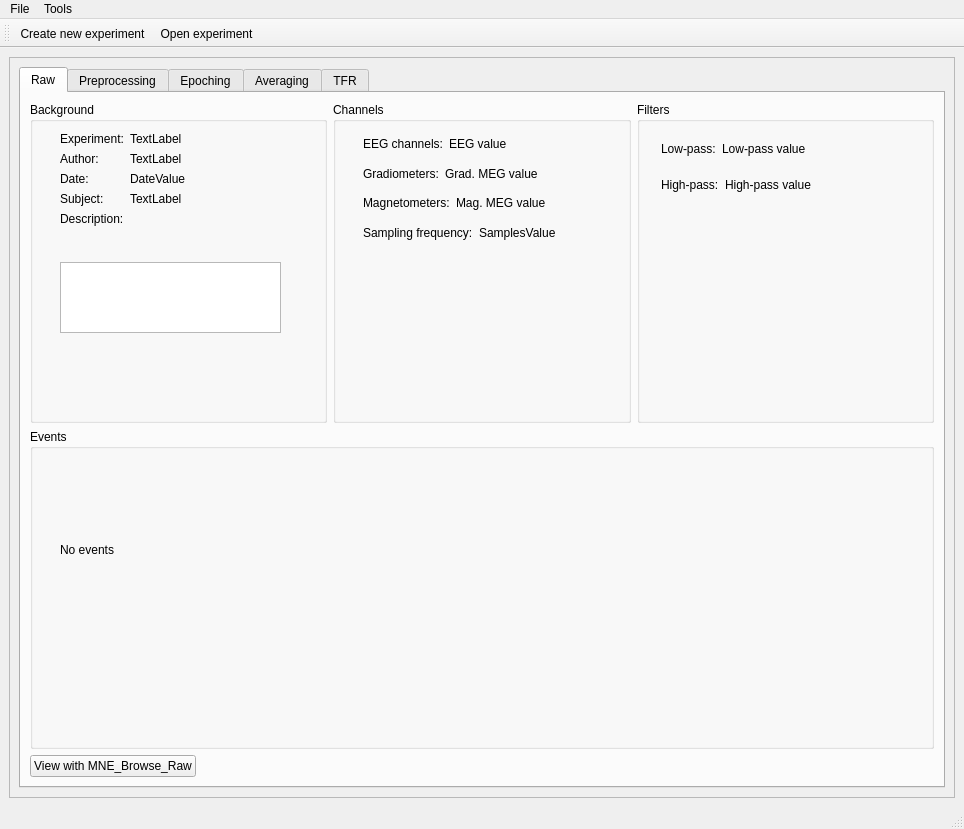
Above: meggie/ui/qt4Designer_ui_files/mainWindow.ui from cibr-jyu/meggie before the change. Below: the same form after it.
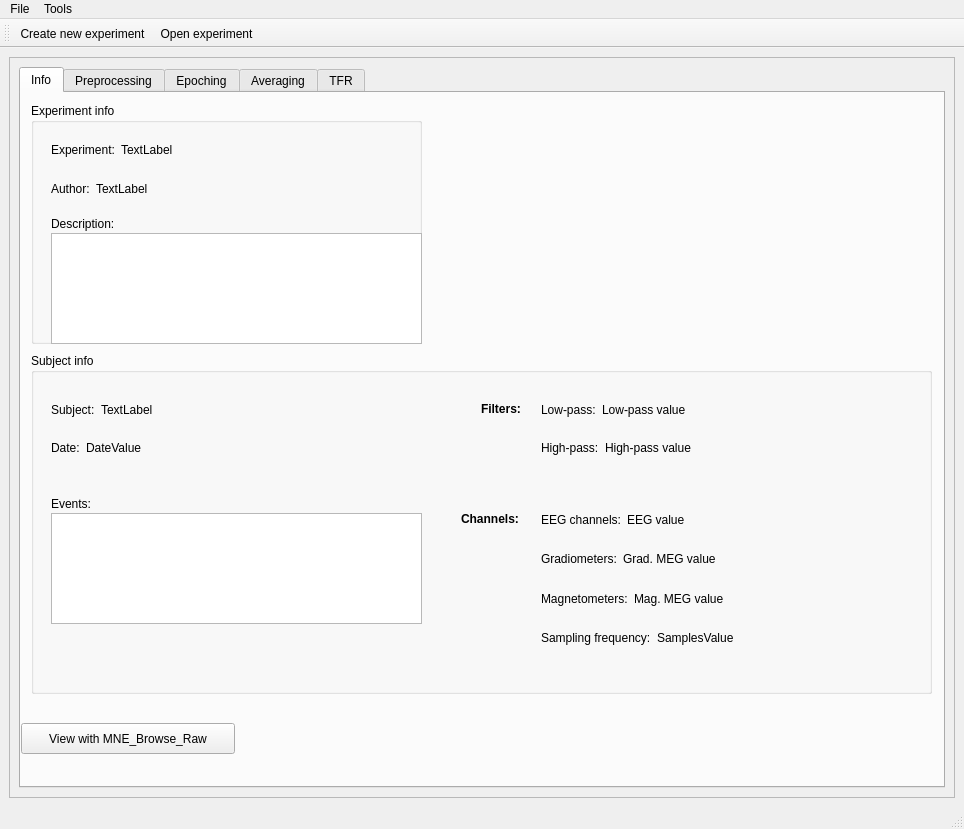
That is the form after the change. The open tabs and pages were chosen to show the change.

Commit message: Reorganized mainWindow Raw-tab and changed its name to Info.

Diff of the .ui file:
```diff
--- a/meggie/ui/qt4Designer_ui_files/mainWindow.ui
+++ b/meggie/ui/qt4Designer_ui_files/mainWindow.ui
@@ -60,28 +60,32 @@
             </property>
             <widget class="QWidget" name="tabRaw">
              <attribute name="title">
-              <string>Raw</string>
+              <string>Info</string>
              </attribute>
-             <layout class="QGridLayout" name="gridLayout">
-              <item row="0" column="0">
+             <widget class="QGroupBox" name="groupBoxExperiment">
+              <property name="geometry">
+               <rect>
+                <x>10</x>
+                <y>10</y>
+                <width>391</width>
+                <height>241</height>
+               </rect>
+              </property>
+              <property name="title">
+               <string>Experiment info</string>
+              </property>
+              <widget class="QWidget" name="verticalLayoutWidget_3">
+               <property name="geometry">
+                <rect>
+                 <x>20</x>
+                 <y>40</y>
+                 <width>371</width>
+                 <height>71</height>
+                </rect>
+               </property>
                <layout class="QVBoxLayout" name="verticalLayout_4">
                 <item>
-                 <layout class="QHBoxLayout" name="horizontalLayout_3">
-                  <item>
-                   <widget class="QGroupBox" name="metaBox">
-                    <property name="title">
-                     <string>Background</string>
-                    </property>
-                    <widget class="QWidget" name="formLayoutWidget_2">
-                     <property name="geometry">
-                      <rect>
-                       <x>30</x>
-                       <y>30</y>
-                       <width>291</width>
-                       <height>194</height>
-                      </rect>
-                     </property>
-                     <layout class="QFormLayout" name="formLayout_2">
+                 <layout class="QFormLayout" name="formLayout_4">
                       <item row="0" column="0">
                        <widget class="QLabel" name="labelExperiment">
                         <property name="text">
@@ -96,93 +100,131 @@
                         </property>
                        </widget>
                       </item>
-                      <item row="2" column="0">
-                       <widget class="QLabel" name="labelDate">
-                        <property name="text">
-                         <string>Date:</string>
-                        </property>
-                       </widget>
-                      </item>
-                      <item row="2" column="1">
-                       <widget class="QLabel" name="labelDateValue">
-                        <property name="sizePolicy">
-                         <sizepolicy hsizetype="Expanding" vsizetype="Preferred">
-                          <horstretch>0</horstretch>
-                          <verstretch>0</verstretch>
-                         </sizepolicy>
-                        </property>
-                        <property name="text">
-                         <string>DateValue</string>
-                        </property>
-                       </widget>
-                      </item>
-                      <item row="3" column="0">
-                       <widget class="QLabel" name="labelSubject">
-                        <property name="text">
-                         <string>Subject:</string>
-                        </property>
-                       </widget>
-                      </item>
-                      <item row="3" column="1">
-                       <widget class="QLabel" name="labelSubjectValue">
-                        <property name="sizePolicy">
-                         <sizepolicy hsizetype="Expanding" vsizetype="Preferred">
-                          <horstretch>0</horstretch>
-                          <verstretch>0</verstretch>
-                         </sizepolicy>
-                        </property>
-                        <property name="text">
-                         <string>TextLabel</string>
-                        </property>
-                       </widget>
-                      </item>
-                      <item row="1" column="0">
+                 </layout>
+                </item>
+                <item>
+                 <layout class="QFormLayout" name="formLayout_5">
+                  <item row="0" column="0">
                        <widget class="QLabel" name="labelAuthor">
                         <property name="text">
                          <string>Author:</string>
                         </property>
                        </widget>
                       </item>
-                      <item row="1" column="1">
+                  <item row="0" column="1">
                        <widget class="QLabel" name="labelAuthorName">
                         <property name="text">
                          <string>TextLabel</string>
                         </property>
                        </widget>
                       </item>
-                      <item row="4" column="0">
-                       <widget class="QLabel" name="label">
+                 </layout>
+                </item>
+               </layout>
+              </widget>
+              <widget class="QLabel" name="labelDescription">
+               <property name="geometry">
+                <rect>
+                 <x>20</x>
+                 <y>110</y>
+                 <width>79</width>
+                 <height>21</height>
+                </rect>
+               </property>
                         <property name="text">
                          <string>Description:</string>
                         </property>
                        </widget>
-                      </item>
-                     </layout>
-                    </widget>
                     <widget class="QTextBrowser" name="textBrowserExperimentDescription">
                      <property name="geometry">
                       <rect>
-                       <x>30</x>
-                       <y>160</y>
-                       <width>221</width>
-                       <height>71</height>
+                 <x>20</x>
+                 <y>130</y>
+                 <width>371</width>
+                 <height>111</height>
                       </rect>
                      </property>
                     </widget>
                    </widget>
-                  </item>
-                  <item>
-                   <widget class="QGroupBox" name="channelsBox">
+             <widget class="QGroupBox" name="groupBoxSubject">
+              <property name="geometry">
+               <rect>
+                <x>10</x>
+                <y>260</y>
+                <width>901</width>
+                <height>341</height>
+               </rect>
+              </property>
                     <property name="title">
-                     <string>Channels</string>
-                    </property>
+               <string>Subject info</string>
+              </property>
+              <widget class="QWidget" name="verticalLayoutWidget">
+               <property name="geometry">
+                <rect>
+                 <x>20</x>
+                 <y>40</y>
+                 <width>371</width>
+                 <height>71</height>
+                </rect>
+               </property>
+               <layout class="QVBoxLayout" name="verticalLayout_5">
+                <item>
+                 <layout class="QHBoxLayout" name="horizontalLayout_3">
+                  <item>
+                   <widget class="QLabel" name="labelSubject">
+                    <property name="text">
+                     <string>Subject:</string>
+                    </property>
+                   </widget>
+                  </item>
+                  <item>
+                   <widget class="QLabel" name="labelSubjectValue">
+                    <property name="sizePolicy">
+                     <sizepolicy hsizetype="Expanding" vsizetype="Preferred">
+                      <horstretch>0</horstretch>
+                      <verstretch>0</verstretch>
+                     </sizepolicy>
+                    </property>
+                    <property name="text">
+                     <string>TextLabel</string>
+                    </property>
+                   </widget>
+                  </item>
+                 </layout>
+                </item>
+                <item>
+                 <layout class="QHBoxLayout" name="horizontalLayout_22">
+                  <item>
+                   <widget class="QLabel" name="labelDate">
+                    <property name="text">
+                     <string>Date:</string>
+                    </property>
+                   </widget>
+                  </item>
+                  <item>
+                   <widget class="QLabel" name="labelDateValue">
+                    <property name="sizePolicy">
+                     <sizepolicy hsizetype="Expanding" vsizetype="Preferred">
+                      <horstretch>0</horstretch>
+                      <verstretch>0</verstretch>
+                     </sizepolicy>
+                    </property>
+                    <property name="text">
+                     <string>DateValue</string>
+                    </property>
+                   </widget>
+                  </item>
+                 </layout>
+                </item>
+               </layout>
+              </widget>
                     <widget class="QWidget" name="layoutWidget_7">
                      <property name="geometry">
                       <rect>
-                       <x>30</x>
-                       <y>30</y>
-                       <width>260</width>
-                       <height>112</height>
+                 <x>510</x>
+                 <y>150</y>
+                 <width>371</width>
+                 <height>151</height>
                       </rect>
                      </property>
                      <layout class="QVBoxLayout" name="verticalLayout_8">
@@ -284,20 +326,13 @@
                       </item>
                      </layout>
                     </widget>
-                   </widget>
-                  </item>
-                  <item>
-                   <widget class="QGroupBox" name="filtersBox">
-                    <property name="title">
-                     <string>Filters</string>
-                    </property>
                     <widget class="QWidget" name="layoutWidget_6">
                      <property name="geometry">
                       <rect>
-                       <x>24</x>
-                       <y>32</y>
-                       <width>221</width>
-                       <height>65</height>
+                 <x>510</x>
+                 <y>40</y>
+                 <width>371</width>
+                 <height>71</height>
                       </rect>
                      </property>
                      <layout class="QVBoxLayout" name="verticalLayout_7">
@@ -357,100 +392,81 @@
                       </item>
                      </layout>
                     </widget>
-                   </widget>
-                  </item>
-                 </layout>
-                </item>
-                <item>
-                 <widget class="QGroupBox" name="eventsBox">
-                  <property name="title">
-                   <string>Events</string>
-                  </property>
+              <widget class="QLabel" name="labelChannels">
+               <property name="geometry">
+                <rect>
+                 <x>430</x>
+                 <y>150</y>
+                 <width>81</width>
+                 <height>31</height>
+                </rect>
+               </property>
+               <property name="font">
+                <font>
+                 <weight>75</weight>
+                 <bold>true</bold>
+                </font>
+               </property>
+               <property name="text">
+                <string>Channels:</string>
+               </property>
+              </widget>
+              <widget class="QLabel" name="labelFilters">
+               <property name="geometry">
+                <rect>
+                 <x>450</x>
+                 <y>40</y>
+                 <width>61</width>
+                 <height>31</height>
+                </rect>
+               </property>
+               <property name="font">
+                <font>
+                 <weight>75</weight>
+                 <bold>true</bold>
+                </font>
+               </property>
+               <property name="text">
+                <string>Filters:</string>
+               </property>
+              </widget>
+              <widget class="QTextBrowser" name="textBrowserEvents">
+               <property name="geometry">
+                <rect>
+                 <x>20</x>
+                 <y>160</y>
+                 <width>371</width>
+                 <height>111</height>
+                </rect>
+               </property>
+              </widget>
                   <widget class="QLabel" name="labelEvents">
                    <property name="geometry">
                     <rect>
-                     <x>30</x>
-                     <y>30</y>
-                     <width>301</width>
-                     <height>181</height>
+                 <x>20</x>
+                 <y>140</y>
+                 <width>66</width>
+                 <height>21</height>
                     </rect>
                    </property>
                    <property name="text">
-                    <string>No events</string>
+                <string>Events:</string>
                    </property>
                   </widget>
                  </widget>
-                </item>
-                <item>
-                 <layout class="QHBoxLayout" name="horizontalLayout_11">
-                  <item>
-                   <layout class="QVBoxLayout" name="verticalLayout">
-                    <item>
                      <widget class="QPushButton" name="pushButtonMNE_Browse_Raw">
+              <property name="geometry">
+               <rect>
+                <x>0</x>
+                <y>630</y>
+                <width>214</width>
+                <height>31</height>
+               </rect>
+              </property>
                       <property name="text">
                        <string>View with MNE_Browse_Raw</string>
                       </property>
                      </widget>
-                    </item>
-                   </layout>
-                  </item>
-                  <item>
-                   <spacer name="horizontalSpacer">
-                    <property name="orientation">
-                     <enum>Qt::Horizontal</enum>
-                    </property>
-                    <property name="sizeHint" stdset="0">
-                     <size>
-                      <width>40</width>
-                      <height>20</height>
-                     </size>
-                    </property>
-                   </spacer>
-                  </item>
-                  <item>
-                   <spacer name="horizontalSpacer_4">
-                    <property name="orientation">
-                     <enum>Qt::Horizontal</enum>
-                    </property>
-                    <property name="sizeHint" stdset="0">
-                     <size>
-                      <width>40</width>
-                      <height>20</height>
-                     </size>
-                    </property>
-                   </spacer>
-                  </item>
-                  <item>
-                   <spacer name="horizontalSpacer_3">
-                    <property name="orientation">
-                     <enum>Qt::Horizontal</enum>
-                    </property>
-                    <property name="sizeHint" stdset="0">
-                     <size>
-                      <width>40</width>
-                      <height>20</height>
-                     </size>
-                    </property>
-                   </spacer>
-                  </item>
-                  <item>
-                   <spacer name="horizontalSpacer_2">
-                    <property name="orientation">
-                     <enum>Qt::Horizontal</enum>
-                    </property>
-                    <property name="sizeHint" stdset="0">
-                     <size>
-                      <width>40</width>
-                      <height>20</height>
-                     </size>
-                    </property>
-                   </spacer>
-                  </item>
-                 </layout>
-                </item>
-               </layout>
-              </item>
-             </layout>
             </widget>
             <widget class="QWidget" name="tabPreprocessing">
              <attribute name="title">
```
Left out of the diff: 55 changed lines with no effect on the pictures. Lines whose indentation alone changed are shown as unchanged. The commit also changes 6 other files.
